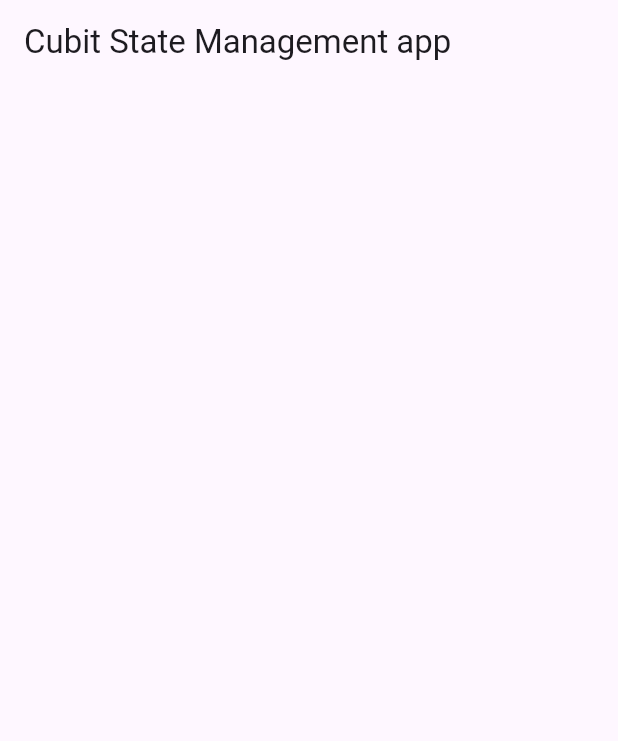
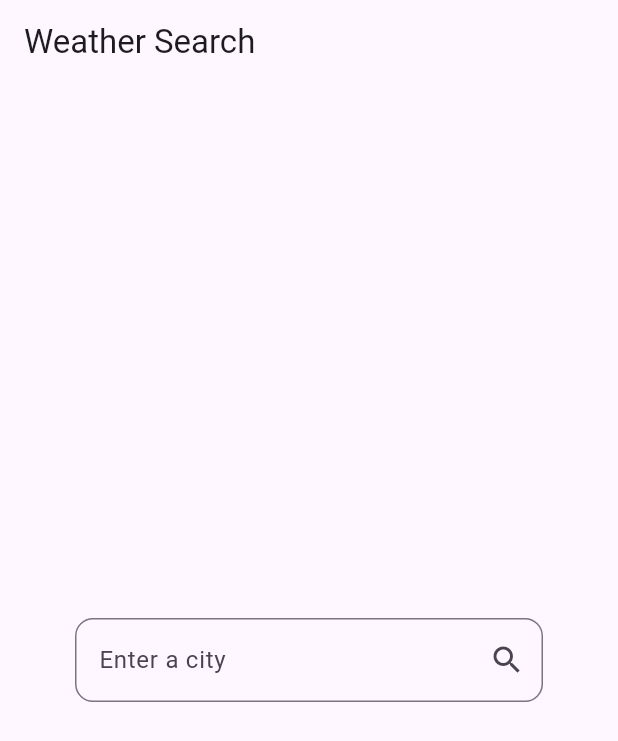
Before and after one commit to M2NVMe/cubitflutter, a Flutter app: the screen it shows after launch, on a phone screen of 412 x 824 dp. Shown: the top 741 px of the screen. Run offline on Flutter 3.47's test engine with Material 3 defaults, Android fonts, the phone set to English and light mode, and no system bars; our stand-ins replace bloc, flutter_bloc.

Commit message:
[BBW] FIX/ADD

```diff
--- a/lib/datas/cuaca.dart
+++ b/lib/datas/cuaca.dart
@@ -2,5 +2,6 @@
 class Cuaca {
   final String kota;
   final double celcius;
+
   Cuaca({required this.kota, required this.celcius});
 }
--- a/lib/main.dart
+++ b/lib/main.dart
@@ -17,7 +17,7 @@
         colorScheme: ColorScheme.fromSeed(seedColor: Colors.deepPurple),
         useMaterial3: true,
       ),
-      home: const utama(),
+      home: const WeatherSearchPage(),
     );
   }
 }
--- a/lib/utama.dart
+++ b/lib/utama.dart
@@ -1,20 +1,78 @@
+import 'package:cubitflutter/cubit/weather_cubit.dart';
 import 'package:flutter/material.dart';
+import 'package:cubitflutter/datas/cuaca.dart';
 import 'package:flutter_bloc/flutter_bloc.dart';
 
-class utama extends StatefulWidget {
-  const utama({super.key});
+class WeatherSearchPage extends StatelessWidget {
+  const WeatherSearchPage({super.key});
 
-  @override
-  State<utama> createState() => _utamaState();
-}
-
-class _utamaState extends State<utama> {
   @override
   Widget build(BuildContext context) {
     return Scaffold(
       appBar: AppBar(
-        title: Text("Cubit State Management app"),
+        title: Text("Weather Search"),
+      ),
+      body: Container(
+        padding: EdgeInsets.symmetric(vertical: 16),
+        alignment: Alignment.center,
+        // TODO: Implement with cubit
+        child: buildInitialInput(),
+      ),
+    );;
+
+  }
+  Widget buildInitialInput() {
+    return Center(
+      child: CityInputField(),
+    );
+  }
+
+  Widget buildLoading() {
+    return Center(
+      child: CircularProgressIndicator(),
+    );
+  }
+
+  Column buildColumnWithData(Cuaca weather) {
+    return Column(
+      mainAxisAlignment: MainAxisAlignment.spaceEvenly,
+      children: <Widget>[
+        Text(
+          weather.kota,
+          style: TextStyle(
+            fontSize: 40,
+            fontWeight: FontWeight.w700,
+          ),
+        ),
+        Text(
+          // Display the temperature with 1 decimal place
+          "${weather.celcius.toStringAsFixed(1)} °C",
+          style: TextStyle(fontSize: 80),
+        ),
+        CityInputField(),
+      ],
+    );
+  }
+}
+
+class CityInputField extends StatelessWidget {
+  @override
+  Widget build(BuildContext context) {
+    return Padding(
+      padding: const EdgeInsets.symmetric(horizontal: 50),
+      child: TextField(
+        onSubmitted: (value) => submitCityName(context, value),
+        textInputAction: TextInputAction.search,
+        decoration: InputDecoration(
+          hintText: "Enter a city",
+          border: OutlineInputBorder(borderRadius: BorderRadius.circular(12)),
+          suffixIcon: Icon(Icons.search),
+        ),
       ),
     );
   }
+
+  void submitCityName(BuildContext context, String cityName) {
+    // TODO: Get weather for the city
+  }
 }
```
